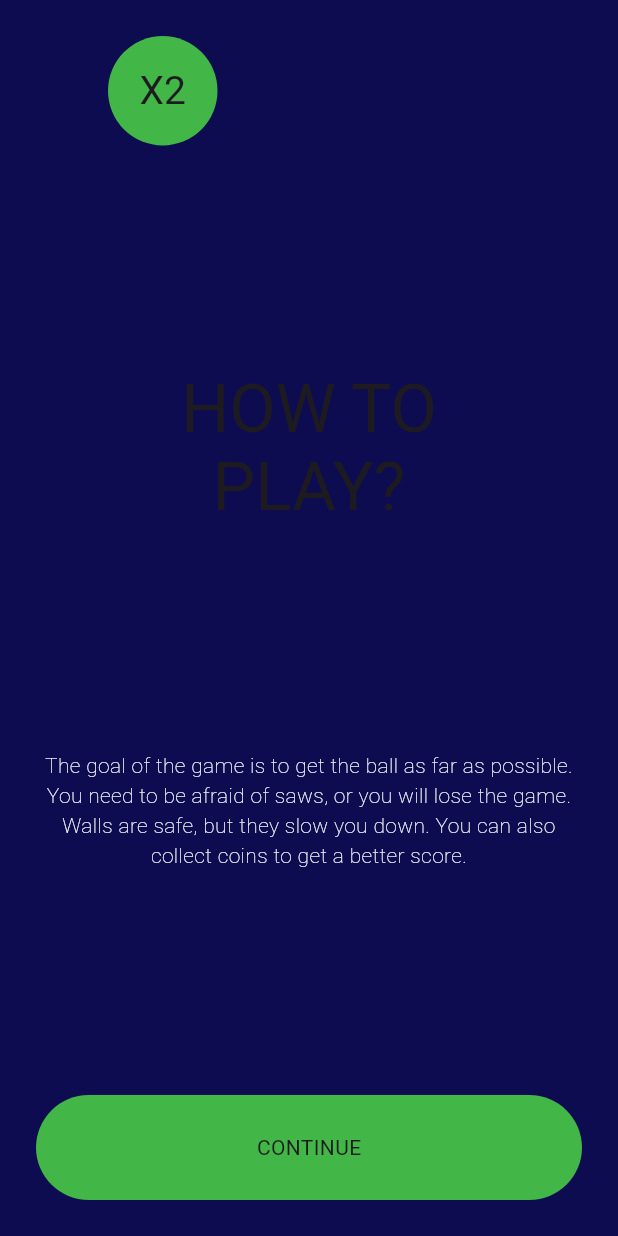
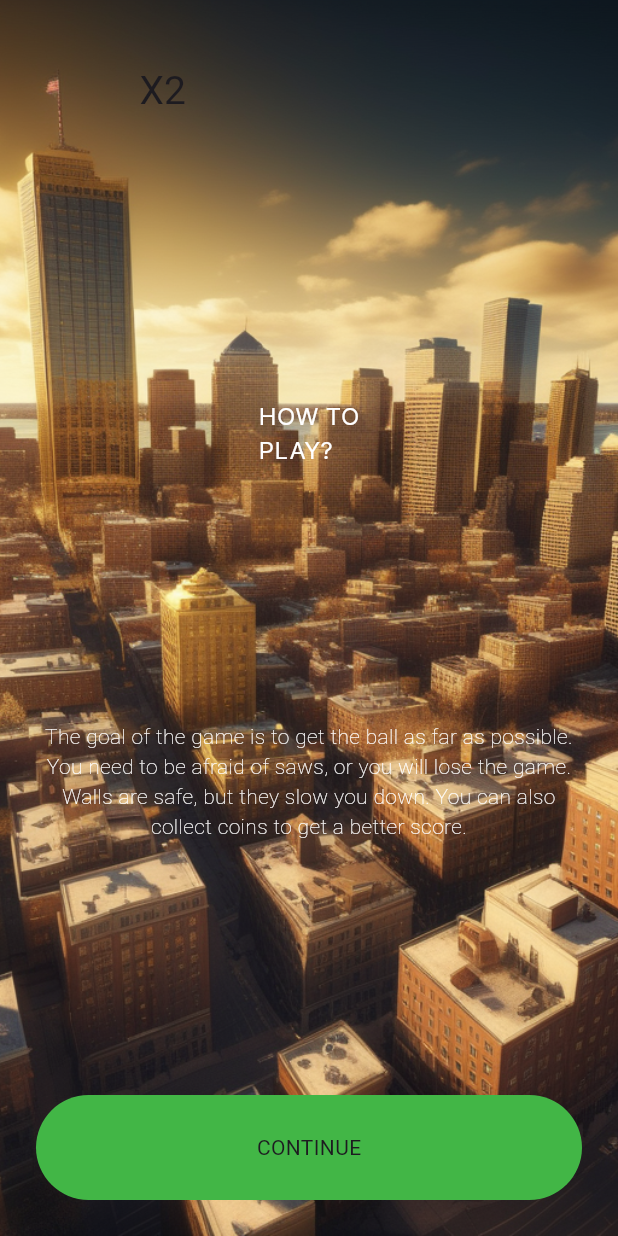
Before and after one commit to Artem-Neludimi/e22, a Flutter app: the screen it shows after launch, on a phone screen of 412 x 824 dp. Run offline on Flutter 3.47's test engine with Material 3 defaults, Android fonts, the phone set to English and light mode, and no system bars; our stand-ins replace bloc_concurrency, carousel_slider, flutter_bloc, go_router, lottie, shared_preferences; missing offline and left inert: app_tracking_transparency, flame, flame_audio, flame_bloc, rate_my_app.

Commit message:
onboarding refactor

```diff
--- a/lib/core/assets/gen/assets.gen.dart
+++ b/lib/core/assets/gen/assets.gen.dart
@@ -13,12 +13,16 @@
 class $AssetsImagesGen {
   const $AssetsImagesGen();
 
+  /// File path: assets/images/sbp_onboarding_bg_1_jus.png
+  AssetGenImage get sbpOnboardingBg1Jus =>
+      const AssetGenImage('assets/images/sbp_onboarding_bg_1_jus.png');
+
   /// File path: assets/images/sbp_splash_bg_jus.png
   AssetGenImage get sbpSplashBgJus =>
       const AssetGenImage('assets/images/sbp_splash_bg_jus.png');
 
   /// List of all assets
-  List<AssetGenImage> get values => [sbpSplashBgJus];
+  List<AssetGenImage> get values => [sbpOnboardingBg1Jus, sbpSplashBgJus];
 }
 
 class $AssetsLottieGen {
--- /dev/null
+++ b/lib/core/assets/gen/fonts.gen.dart
@@ -0,0 +1,21 @@
+/// GENERATED CODE - DO NOT MODIFY BY HAND
+/// *****************************************************
+///  FlutterGen
+/// *****************************************************
+
+// coverage:ignore-file
+// ignore_for_file: type=lint
+// ignore_for_file: directives_ordering,unnecessary_import,implicit_dynamic_list_literal,deprecated_member_use
+
+class FontFamily {
+  FontFamily._();
+
+  /// Font family: BerlinSans
+  static const String berlinSans = 'BerlinSans';
+
+  /// Font family: Inter
+  static const String inter = 'Inter';
+
+  /// Font family: SourceSans
+  static const String sourceSans = 'SourceSans';
+}
--- a/lib/core/navigation/sbp_router_jus.dart
+++ b/lib/core/navigation/sbp_router_jus.dart
@@ -1,9 +1,9 @@
-import 'package:e22/presentation/rlf_splash_pog.dart';
+import 'package:e22/presentation/sbp_splash_jus.dart';
 import 'package:flutter/material.dart';
 
 import 'package:go_router/go_router.dart';
 
-import '../../presentation/rlf_onboarding_pog.dart';
+import '../../presentation/sbp_onboarding_jus.dart';
 
 final _routerKey = GlobalKey<NavigatorState>();
 
@@ -18,7 +18,7 @@
     GoRoute(
       parentNavigatorKey: _routerKey,
       path: SbpRoutesJus.sbpOnboardingJus.path,
-      builder: (context, state) => const RLFOnboardingPog(),
+      builder: (context, state) => const SbpOnboardingJus(),
     ),
   ],
 );
--- a/lib/presentation/rlf_onboarding_pog.dart
+++ /dev/null
@@ -1,54 +0,0 @@
-import 'package:e22/core/extensions/rlf_context_extensions_pog.dart';
-import 'package:e22/presentation/rlf_widgets_pog.dart';
-import 'package:flutter/material.dart';
-
-import 'package:e22/core/assets/gen/assets.gen.dart';
-
-class RLFOnboardingPog extends StatelessWidget {
-  const RLFOnboardingPog({super.key});
-
-  @override
-  Widget build(BuildContext context) {
-    return Scaffold(
-      body: SafeArea(
-        child: Padding(
-          padding: const EdgeInsets.all(24),
-          child: Column(
-            mainAxisAlignment: MainAxisAlignment.spaceBetween,
-            crossAxisAlignment: CrossAxisAlignment.center,
-            children: [
-              // Assets.images.rlfGameOverviewPog.image(),
-              RLFGameButtonsPOG(
-                boostOnPressed: () {},
-                leftOnPressed: () {},
-                rightOnPressed: () {},
-                trampolineOnPressed: () {},
-              ),
-              Text(
-                'HOW TO\nPLAY?',
-                textAlign: TextAlign.center,
-                style: Theme.of(context).textTheme.displayMedium,
-              ),
-              Text(
-                'The goal of the game is to get the ball as far as possible. You need to be afraid of saws, or you will lose the game. Walls are safe, but they slow you down. You can also collect coins to get a better score.',
-                textAlign: TextAlign.center,
-                style: Theme.of(context).textTheme.bodyMedium!.copyWith(
-                      color: const Color.fromRGBO(255, 255, 255, 1),
-                      fontWeight: FontWeight.w100,
-                    ),
-              ),
-              SizedBox(
-                height: context.isSE ? 55 : 70,
-                width: double.infinity,
-                child: RLFAppButtonPOG(
-                  onPressed: () => Navigator.of(context).pushReplacementNamed('/rlf-menu-pog'),
-                  child: Text('CONTINUE', style: Theme.of(context).textTheme.bodyMedium),
-                ),
-              )
-            ],
-          ),
-        ),
-      ),
-    );
-  }
-}
--- /dev/null
+++ b/lib/presentation/sbp_onboarding_jus.dart
@@ -0,0 +1,63 @@
+import 'package:e22/core/extensions/rlf_context_extensions_pog.dart';
+import 'package:e22/presentation/rlf_widgets_pog.dart';
+import 'package:flutter/material.dart';
+
+import 'package:e22/core/assets/gen/assets.gen.dart';
+
+class SbpOnboardingJus extends StatelessWidget {
+  const SbpOnboardingJus({super.key});
+
+  @override
+  Widget build(BuildContext context) {
+    return Scaffold(
+      body: Container(
+        height: double.infinity,
+        width: double.infinity,
+        decoration: BoxDecoration(
+          image: DecorationImage(
+            image: Assets.images.sbpOnboardingBg1Jus.provider(),
+            fit: BoxFit.cover,
+          ),
+        ),
+        child: SafeArea(
+          child: Padding(
+            padding: const EdgeInsets.all(24),
+            child: Column(
+              mainAxisAlignment: MainAxisAlignment.spaceBetween,
+              crossAxisAlignment: CrossAxisAlignment.center,
+              children: [
+                // Assets.images.rlfGameOverviewPog.image(),
+                RLFGameButtonsPOG(
+                  boostOnPressed: () {},
+                  leftOnPressed: () {},
+                  rightOnPressed: () {},
+                  trampolineOnPressed: () {},
+                ),
+                Text(
+                  'HOW TO\nPLAY?',
+                  style: context.inter(),
+                ),
+                Text(
+                  'The goal of the game is to get the ball as far as possible. You need to be afraid of saws, or you will lose the game. Walls are safe, but they slow you down. You can also collect coins to get a better score.',
+                  textAlign: TextAlign.center,
+                  style: Theme.of(context).textTheme.bodyMedium!.copyWith(
+                        color: const Color.fromRGBO(255, 255, 255, 1),
+                        fontWeight: FontWeight.w100,
+                      ),
+                ),
+                SizedBox(
+                  height: context.isSE ? 55 : 70,
+                  width: double.infinity,
+                  child: RLFAppButtonPOG(
+                    onPressed: () => Navigator.of(context).pushReplacementNamed('/rlf-menu-pog'),
+                    child: Text('CONTINUE', style: Theme.of(context).textTheme.bodyMedium),
+                  ),
+                )
+              ],
+            ),
+          ),
+        ),
+      ),
+    );
+  }
+}
```
Also changed, not shown: assets/images/sbp_onboarding_bg_1_jus.png (added), lib/presentation/sbp_splash_jus.dart (renamed from lib/presentation/rlf_splash_pog.dart).
